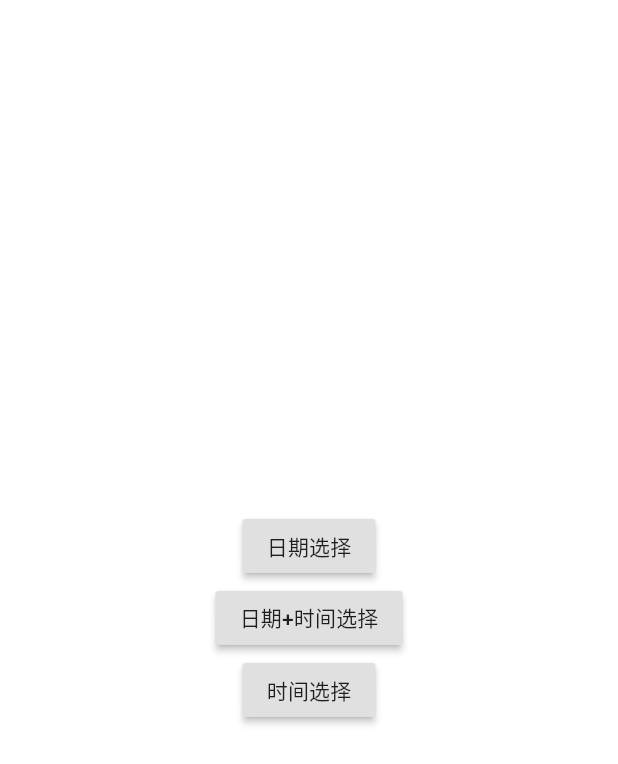
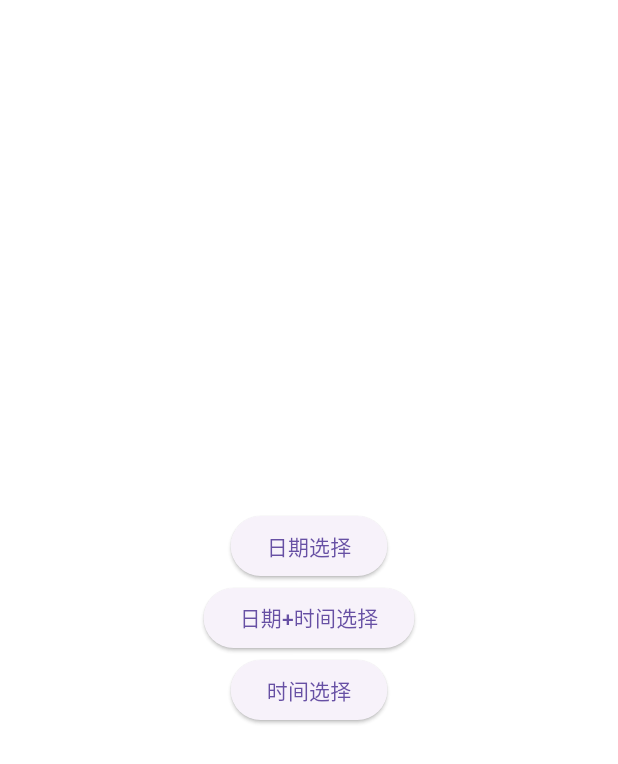
Before and after one commit to StephenNeverMore/FlutterTimePicker, a Flutter app: the screen it shows after launch, after a tap on "时间选择", on a phone screen of 412 x 824 dp. Shown: the top 764 px of the screen. Run offline on Flutter 3.47's test engine with Material 3 defaults, Android fonts, the phone set to English and light mode, and no system bars.

Commit message:
fix(example): migrate deprecated Material buttons to modern widgets

```diff
--- a/example/lib/date_pick.dart
+++ b/example/lib/date_pick.dart
@@ -15,17 +15,17 @@ class _PickerState extends State<PickerPage> {
         child: Column(
           mainAxisAlignment: MainAxisAlignment.center,
           children: <Widget>[
-            RaisedButton(
+            ElevatedButton(
                 onPressed: () {
                   _showPicker(context, DateTimePickerMode.date);
                 },
                 child: Text("日期选择")),
-            RaisedButton(
+            ElevatedButton(
                 onPressed: () {
                   _showPicker(context, DateTimePickerMode.datetime);
                 },
                 child: Text("日期+时间选择")),
-            RaisedButton(
+            ElevatedButton(
                 onPressed: () {
                   _showPicker(context, DateTimePickerMode.time);
                 },
--- a/example/lib/main.dart
+++ b/example/lib/main.dart
@@ -29,7 +29,7 @@ class _AppState extends State<AppPage> {
       appBar: AppBar(title: Text("Time Picker")),
       body: Container(
         child: Center(
-          child: RaisedButton(
+          child: ElevatedButton(
               onPressed: () {
                 Navigator.of(context).pushNamed("/picker");
               },
```
